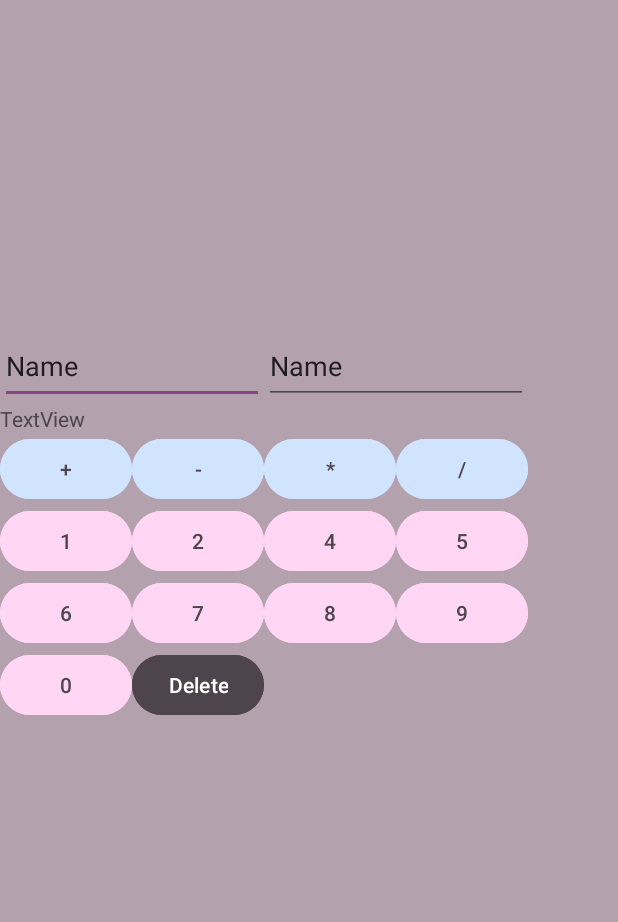
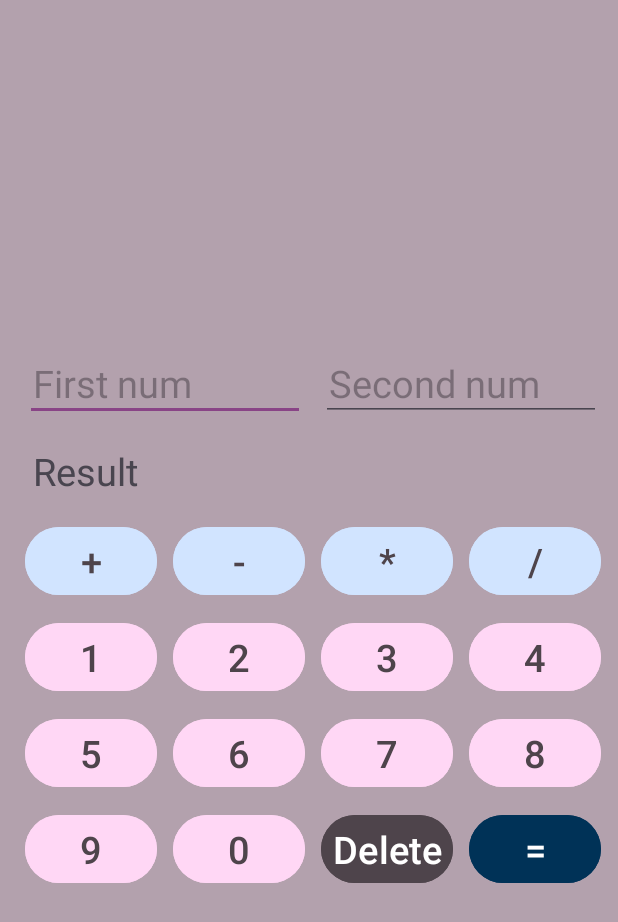
Before and after one commit to alexanndrra/CalculatorAppChanda, an Android app: the screen it shows after launch (MainActivity), on a phone screen of 412 x 824 dp. Shown: the top 922 px of the screen. Run offline under Robolectric (Android 15) with nearby library versions, the phone set to English and light mode, and no system bars.

Commit message:
completed design(all buttons, inputs, output added)

```diff
--- a/app/src/main/res/layout/activity_main.xml
+++ b/app/src/main/res/layout/activity_main.xml
@@ -8,9 +8,19 @@
     tools:context=".MainActivity">
 
     <TableLayout
-        android:layout_width="match_parent"
+        android:layout_width="400dp"
         android:layout_height="700dp"
-        android:gravity="center">
+        android:gravity="center"
+        android:paddingLeft="5dp"
+        android:paddingRight="5dp"
+        app:layout_constraintBottom_toBottomOf="parent"
+        app:layout_constraintEnd_toEndOf="parent"
+        app:layout_constraintStart_toStartOf="parent"
+        app:layout_constraintTop_toTopOf="parent">
+
+        <TableRow
+            android:layout_width="match_parent"
+            android:layout_height="match_parent" />
 
         <TableRow
             android:layout_width="match_parent"
@@ -20,31 +30,42 @@
                 android:id="@+id/editTextInput"
                 android:layout_width="wrap_content"
                 android:layout_height="50dp"
+                android:layout_margin="@dimen/inputMargin"
+                android:layout_span="2"
                 android:ems="10"
+                android:hint="First num"
                 android:inputType="text"
-                android:text="Name"
-                android:layout_span="2"/>
+                android:padding="@dimen/inputPadding"
+                android:textSize="@dimen/fontSizeInputOutput" />
 
             <EditText
-                android:id="@+id/editTextText2"
+                android:id="@+id/editTextInput2"
                 android:layout_width="wrap_content"
                 android:layout_height="50dp"
+                android:layout_gravity="center|start"
+                android:layout_margin="@dimen/inputMargin"
+                android:layout_span="2"
                 android:ems="10"
+                android:hint="Second num"
                 android:inputType="text"
-                android:text="Name"
-                android:layout_span="2"/>
+                android:padding="@dimen/inputPadding"
+                android:textSize="@dimen/fontSizeInputOutput" />
 
         </TableRow>
 
         <TableRow
             android:layout_width="match_parent"
-            android:layout_height="match_parent" >
+            android:layout_height="match_parent">
 
             <TextView
-                android:id="@+id/textView2"
+                android:id="@+id/textViewOutput"
                 android:layout_width="wrap_content"
                 android:layout_height="wrap_content"
-                android:text="TextView" />
+                android:layout_margin="@dimen/inputMargin"
+                android:layout_span="2"
+                android:padding="@dimen/inputPadding"
+                android:text="Result"
+                android:textSize="@dimen/fontSizeInputOutput" />
         </TableRow>
 
         <TableRow
@@ -55,33 +76,45 @@
                 android:id="@+id/buttonPlus"
                 android:layout_width="wrap_content"
                 android:layout_height="wrap_content"
+                android:layout_margin="@dimen/opNumMargin"
                 android:backgroundTint="@color/md_theme_dark_onTertiaryContainer"
+                android:padding="@dimen/opNumPadding"
                 android:text="@string/plus"
-                android:textColor="@color/md_theme_dark_outlineVariant" />
+                android:textColor="@color/md_theme_dark_outlineVariant"
+                android:textSize="@dimen/fontSizeOperations" />
 
             <Button
                 android:id="@+id/buttonMinus"
                 android:layout_width="wrap_content"
                 android:layout_height="wrap_content"
+                android:layout_margin="@dimen/opNumMargin"
                 android:backgroundTint="@color/md_theme_dark_onTertiaryContainer"
+                android:padding="@dimen/opNumPadding"
                 android:text="@string/minus"
-                android:textColor="@color/md_theme_dark_outlineVariant" />
+                android:textColor="@color/md_theme_dark_outlineVariant"
+                android:textSize="@dimen/fontSizeOperations" />
 
             <Button
                 android:id="@+id/buttonMultiply"
                 android:layout_width="wrap_content"
                 android:layout_height="wrap_content"
+                android:layout_margin="@dimen/opNumMargin"
                 android:backgroundTint="@color/md_theme_dark_onTertiaryContainer"
+                android:padding="@dimen/opNumPadding"
                 android:text="@string/multiply"
-                android:textColor="@color/md_theme_dark_outlineVariant" />
+                android:textColor="@color/md_theme_dark_outlineVariant"
+                android:textSize="@dimen/fontSizeOperations" />
 
             <Button
                 android:id="@+id/buttonDivide"
                 android:layout_width="wrap_content"
                 android:layout_height="wrap_content"
+                android:layout_margin="@dimen/opNumMargin"
                 android:backgroundTint="@color/md_theme_dark_onTertiaryContainer"
+                android:padding="@dimen/opNumPadding"
                 android:text="@string/divide"
-                android:textColor="@color/md_theme_dark_outlineVariant" />
+                android:textColor="@color/md_theme_dark_outlineVariant"
+                android:textSize="@dimen/fontSizeOperations" />
         </TableRow>
 
         <TableRow
@@ -92,33 +125,45 @@
                 android:id="@+id/buttonOne"
                 android:layout_width="wrap_content"
                 android:layout_height="wrap_content"
+                android:layout_margin="@dimen/opNumMargin"
                 android:backgroundTint="@color/md_theme_dark_onPrimaryContainer"
+                android:padding="@dimen/opNumPadding"
                 android:text="1"
-                android:textColor="@color/md_theme_dark_outlineVariant" />
+                android:textColor="@color/md_theme_dark_outlineVariant"
+                android:textSize="@dimen/fontSizeNumbers" />
 
             <Button
                 android:id="@+id/buttonTwo"
                 android:layout_width="wrap_content"
                 android:layout_height="wrap_content"
+                android:layout_margin="@dimen/opNumMargin"
                 android:backgroundTint="@color/md_theme_dark_onPrimaryContainer"
+                android:padding="@dimen/opNumPadding"
                 android:text="2"
-                android:textColor="@color/md_theme_dark_outlineVariant" />
+                android:textColor="@color/md_theme_dark_outlineVariant"
+                android:textSize="@dimen/fontSizeNumbers" />
 
             <Button
                 android:id="@+id/buttonThree"
                 android:layout_width="wrap_content"
                 android:layout_height="wrap_content"
+                android:layout_margin="@dimen/opNumMargin"
                 android:backgroundTint="@color/md_theme_dark_onPrimaryContainer"
-                android:text="4"
-                android:textColor="@color/md_theme_dark_outlineVariant" />
+                android:padding="@dimen/opNumPadding"
+                android:text="3"
+                android:textColor="@color/md_theme_dark_outlineVariant"
+                android:textSize="@dimen/fontSizeNumbers" />
 
             <Button
                 android:id="@+id/buttonFour"
                 android:layout_width="wrap_content"
                 android:layout_height="wrap_content"
+                android:layout_margin="@dimen/opNumMargin"
                 android:backgroundTint="@color/md_theme_dark_onPrimaryContainer"
-                android:text="5"
-                android:textColor="@color/md_theme_dark_outlineVariant" />
+                android:padding="@dimen/opNumPadding"
+                android:text="4"
+                android:textColor="@color/md_theme_dark_outlineVariant"
+                android:textSize="@dimen/fontSizeNumbers" />
         </TableRow>
 
         <TableRow
@@ -129,33 +174,45 @@
                 android:id="@+id/buttonFive"
                 android:layout_width="wrap_content"
                 android:layout_height="wrap_content"
+                android:layout_margin="@dimen/opNumMargin"
                 android:backgroundTint="@color/md_theme_dark_onPrimaryContainer"
-                android:text="6"
-                android:textColor="@color/md_theme_dark_outlineVariant" />
+                android:padding="@dimen/opNumPadding"
+                android:text="5"
+                android:textColor="@color/md_theme_dark_outlineVariant"
+                android:textSize="@dimen/fontSizeNumbers" />
 
             <Button
                 android:id="@+id/buttonSix"
                 android:layout_width="wrap_content"
                 android:layout_height="wrap_content"
+                android:layout_margin="@dimen/opNumMargin"
                 android:backgroundTint="@color/md_theme_dark_onPrimaryContainer"
-                android:text="7"
-                android:textColor="@color/md_theme_dark_outlineVariant" />
+                android:padding="@dimen/opNumPadding"
+                android:text="6"
+                android:textColor="@color/md_theme_dark_outlineVariant"
+                android:textSize="@dimen/fontSizeNumbers" />
 
             <Button
                 android:id="@+id/buttonSeven"
                 android:layout_width="wrap_content"
                 android:layout_height="wrap_content"
+                android:layout_margin="@dimen/opNumMargin"
                 android:backgroundTint="@color/md_theme_dark_onPrimaryContainer"
-                android:text="8"
-                android:textColor="@color/md_theme_dark_outlineVariant" />
+                android:padding="@dimen/opNumPadding"
+                android:text="7"
+                android:textColor="@color/md_theme_dark_outlineVariant"
+                android:textSize="@dimen/fontSizeNumbers" />
 
             <Button
                 android:id="@+id/buttonEight"
                 android:layout_width="wrap_content"
                 android:layout_height="wrap_content"
+                android:layout_margin="@dimen/opNumMargin"
                 android:backgroundTint="@color/md_theme_dark_onPrimaryContainer"
-                android:text="9"
-                android:textColor="@color/md_theme_dark_outlineVariant" />
+                android:padding="@dimen/opNumPadding"
+                android:text="8"
+                android:textColor="@color/md_theme_dark_outlineVariant"
+                android:textSize="@dimen/fontSizeNumbers" />
         </TableRow>
 
         <TableRow
@@ -166,16 +223,43 @@
                 android:id="@+id/buttonNine"
                 android:layout_width="wrap_content"
                 android:layout_height="wrap_content"
+                android:layout_margin="@dimen/opNumMargin"
                 android:backgroundTint="@color/md_theme_dark_onPrimaryContainer"
-                android:text="0"
-                android:textColor="@color/md_theme_dark_outlineVariant" />
+                android:padding="@dimen/opNumPadding"
+                android:text="9"
+                android:textColor="@color/md_theme_dark_outlineVariant"
+                android:textSize="@dimen/fontSizeNumbers" />
 
             <Button
                 android:id="@+id/buttonZero"
                 android:layout_width="wrap_content"
                 android:layout_height="wrap_content"
+                android:layout_margin="@dimen/opNumMargin"
+                android:backgroundTint="@color/md_theme_dark_onPrimaryContainer"
+                android:padding="@dimen/opNumPadding"
+                android:text="0"
+                android:textColor="@color/md_theme_dark_outlineVariant"
+                android:textSize="@dimen/fontSizeNumbers" />
+
+            <Button
+                android:id="@+id/buttonDelete"
+                android:layout_width="wrap_content"
+                android:layout_height="wrap_content"
+                android:layout_margin="@dimen/opNumMargin"
                 android:backgroundTint="@color/md_theme_dark_outlineVariant"
-                android:text="@string/delete" />
+                android:padding="@dimen/opNumPadding"
+                android:text="@string/delete"
+                android:textSize="@dimen/fontSizeNumbers" />
+
+            <Button
+                android:id="@+id/buttonEquals"
+                android:layout_width="wrap_content"
+                android:layout_height="wrap_content"
+                android:layout_margin="@dimen/opNumMargin"
+                android:backgroundTint="@color/md_theme_dark_onTertiary"
+                android:padding="@dimen/opNumPadding"
+                android:text="@string/equals"
+                android:textSize="@dimen/fontSizeNumbers" />
         </TableRow>
 
         <TableRow
--- a/app/src/main/res/values/dimens.xml
+++ b/app/src/main/res/values/dimens.xml
@@ -1,10 +1,11 @@
 <?xml version="1.0" encoding="utf-8"?>
 <resources>
-    <dimen name="fontSizeInputOutput">15sp</dimen>
+    <dimen name="fontSizeInputOutput">25sp</dimen>
     <dimen name="fontSizeOperations">25sp</dimen>
-    <dimen name="fontSizeNumbers">20sp</dimen>
-    <dimen name="inputPadding">15dp</dimen>
+    <dimen name="fontSizeNumbers">25sp</dimen>
+    <dimen name="fontSizeDelete">10dp</dimen>
+    <dimen name="inputPadding">5dp</dimen>
     <dimen name="inputMargin">5dp</dimen>
-    <dimen name="inputHeight">65dp</dimen>
-    <dimen name="inputWidth">145dp</dimen>
+    <dimen name="opNumPadding">5dp</dimen>
+    <dimen name="opNumMargin">5dp</dimen>
 </resources>
--- a/app/src/main/res/values/strings.xml
+++ b/app/src/main/res/values/strings.xml
@@ -5,4 +5,5 @@
     <string name="multiply">*</string>
     <string name="divide">/</string>
     <string name="delete">Delete</string>
+    <string name="equals">=</string>
 </resources>
```
